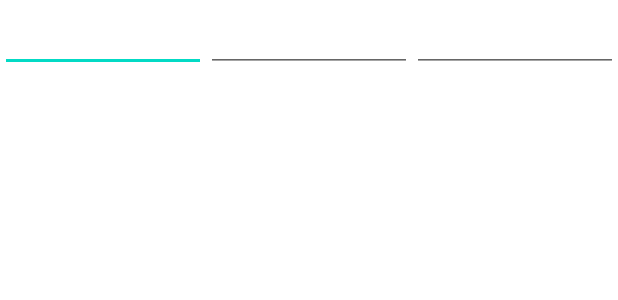
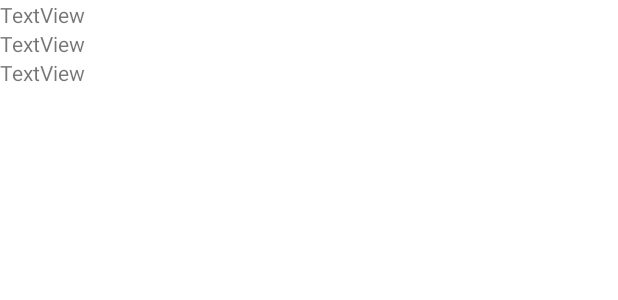
Before and after one commit to nazarov-vlad/MetconApp, an Android app: the layout ptcontent_item.xml on its own in the app's theme, with its tools: preview values and no code run, on a phone screen of 412 x 824 dp. Shown: the top 300 px of the screen. Run offline under Robolectric (Android 15) with nearby library versions, the phone set to English and light mode, and no system bars.

Commit message:
29-10-2021_17-37-57

```diff
--- a/app/src/main/res/layout/ptcontent_item.xml
+++ b/app/src/main/res/layout/ptcontent_item.xml
@@ -1,37 +1,35 @@
 <?xml version="1.0" encoding="utf-8"?>
 <LinearLayout xmlns:android="http://schemas.android.com/apk/res/android"
+    xmlns:app="http://schemas.android.com/apk/res-auto"
     xmlns:tools="http://schemas.android.com/tools"
     android:id="@+id/lvData"
     android:layout_width="match_parent"
-    android:layout_height="match_parent">
+    android:layout_height="match_parent"
+    android:descendantFocusability="blocksDescendants"
+    android:orientation="vertical">
 
-    <EditText
+    <TextView
         android:id="@+id/twDraft"
-        android:layout_width="140dp"
+        android:layout_width="match_parent"
         android:layout_height="wrap_content"
-        android:layout_weight="1"
-        android:ems="10"
-        android:inputType="number"
-        android:minHeight="48dp"
-        tools:ignore="SpeakableTextPresentCheck" />
+        android:text="TextView" />
 
-    <EditText
+    <TextView
         android:id="@+id/twMark"
-        android:layout_width="140dp"
+        android:layout_width="match_parent"
         android:layout_height="wrap_content"
-        android:layout_weight="1"
-        android:ems="10"
-        android:inputType="number"
-        android:minHeight="48dp"
-        tools:ignore="SpeakableTextPresentCheck" />
+        android:text="TextView" />
 
-    <EditText
+    <TextView
         android:id="@+id/twValue"
-        android:layout_width="140dp"
+        android:layout_width="match_parent"
         android:layout_height="wrap_content"
-        android:layout_weight="1"
-        android:ems="10"
-        android:inputType="number"
-        android:minHeight="48dp"
-        tools:ignore="SpeakableTextPresentCheck" />
+        android:text="TextView" />
+
+<!--    <LinearLayout-->
+<!--        android:layout_width="0dp"-->
+<!--        android:layout_height="10dp"-->
+<!--        android:background="?android:attr/panelFullBackground"-->
+<!--        android:orientation="horizontal" />-->
+
 </LinearLayout>
```
Also changed, not shown: app/src/main/java/ru/metcon/metconapp/ptContent.java (+45 -5 lines).
